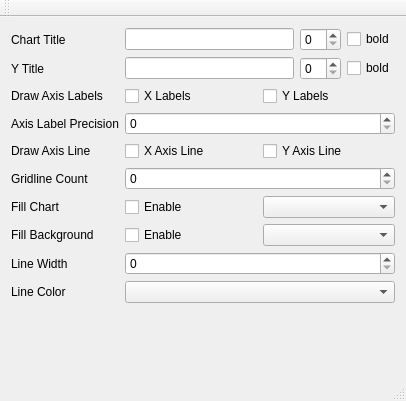
First picture: the form in chartexamples/mainwindow.ui, repository presstab/psscharts, before the edit.
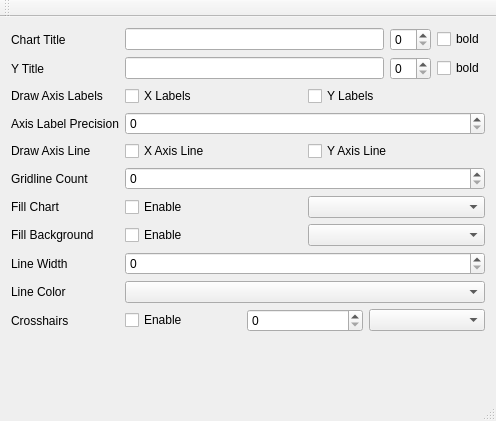
Second picture: the form after the edit.

Commit message: Crosshair tracking.

```diff
--- a/chartexamples/mainwindow.ui
+++ b/chartexamples/mainwindow.ui
@@ -6,8 +6,8 @@
    <rect>
     <x>0</x>
     <y>0</y>
-    <width>406</width>
-    <height>401</height>
+    <width>496</width>
+    <height>421</height>
    </rect>
   </property>
   <property name="windowTitle">
@@ -202,6 +202,30 @@
         <item row="3" column="1">
          <widget class="QSpinBox" name="spinboxYLabelPrecision"/>
         </item>
+        <item row="10" column="0">
+         <widget class="QLabel" name="label_11">
+          <property name="text">
+           <string>Crosshairs</string>
+          </property>
+         </widget>
+        </item>
+        <item row="10" column="1">
+         <layout class="QHBoxLayout" name="horizontalLayout_8">
+          <item>
+           <widget class="QCheckBox" name="checkboxCrosshairs">
+            <property name="text">
+             <string>Enable</string>
+            </property>
+           </widget>
+          </item>
+          <item>
+           <widget class="QSpinBox" name="spinboxCrosshairWidth"/>
+          </item>
+          <item>
+           <widget class="QComboBox" name="comboboxCrosshairColor"/>
+          </item>
+         </layout>
+        </item>
        </layout>
       </item>
      </layout>
```
Left out of the diff: 6 changed lines with no effect on the pictures. The commit also changes 6 other files.
